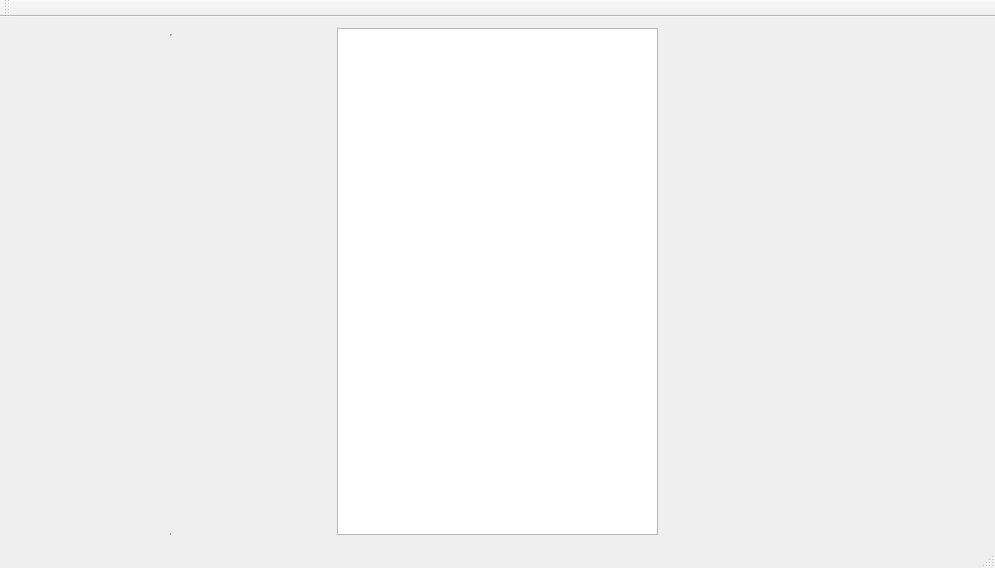
Above: programs/KJVCanOpener/KJVCanOpener.ui from dewhisna/KingJamesPureBibleSearch before the change. Below: the same form after it.
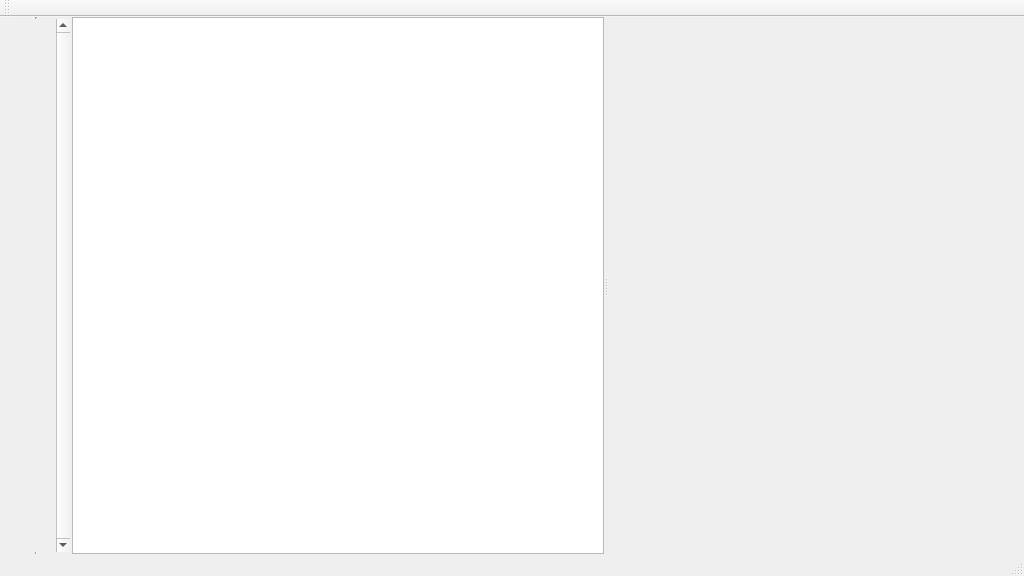
That is the form after the change. Custom widgets are drawn as their Qt base class.

Commit message: Ugh!  Finally got the stupid QScrollArea to work.  The secret is that you have to set its size to the proper size hint AND call setMinimumSize on its contained widget every time the size of your layout changes! Also rolled up CRefCountCalc for relative counting, since we were doing that stuff all over the place. Cleaned up the main KJVBrowser structure and signals. Added an icon and rc resource file.  Though for some reason QtCreator won't properly compile it.  You have to do it at the command line.  Got to figure that one out still.

The edit to the form file:
```diff
--- a/programs/KJVCanOpener/KJVCanOpener.ui
+++ b/programs/KJVCanOpener/KJVCanOpener.ui
@@ -6,8 +6,8 @@
    <rect>
     <x>0</x>
     <y>0</y>
-    <width>995</width>
-    <height>568</height>
+    <width>1024</width>
+    <height>576</height>
    </rect>
   </property>
   <property name="windowTitle">
@@ -15,17 +15,16 @@
   </property>
   <widget class="QWidget" name="centralWidget">
    <layout class="QGridLayout" name="gridLayout">
+    <property name="margin">
+     <number>0</number>
+    </property>
+    <property name="spacing">
+     <number>0</number>
+    </property>
     <item row="0" column="0">
-     <layout class="QHBoxLayout" name="horizontalLayout">
-      <item>
-       <layout class="QVBoxLayout" name="verticalLayout">
-        <item>
-         <widget class="CKJVSearchPhraseEdit" name="widgetPhraseEdit" native="true"/>
-        </item>
-        <item>
          <widget class="QScrollArea" name="scrollAreaSearchPhrases">
           <property name="sizePolicy">
-           <sizepolicy hsizetype="Expanding" vsizetype="Expanding">
+       <sizepolicy hsizetype="Preferred" vsizetype="Expanding">
             <horstretch>0</horstretch>
             <verstretch>0</verstretch>
            </sizepolicy>
@@ -34,7 +33,7 @@
            <enum>QFrame::VLine</enum>
           </property>
           <property name="verticalScrollBarPolicy">
-           <enum>Qt::ScrollBarAsNeeded</enum>
+       <enum>Qt::ScrollBarAlwaysOn</enum>
           </property>
           <property name="horizontalScrollBarPolicy">
            <enum>Qt::ScrollBarAlwaysOff</enum>
@@ -50,29 +49,53 @@
             <rect>
              <x>0</x>
              <y>0</y>
-             <width>317</width>
-             <height>478</height>
-            </rect>
-           </property>
+         <width>41</width>
+         <height>524</height>
+        </rect>
+       </property>
+       <property name="sizePolicy">
+        <sizepolicy hsizetype="Preferred" vsizetype="Expanding">
+         <horstretch>0</horstretch>
+         <verstretch>0</verstretch>
+        </sizepolicy>
+       </property>
           </widget>
          </widget>
         </item>
-       </layout>
-      </item>
-      <item>
-       <widget class="QListView" name="listViewSearchResults"/>
-      </item>
-      <item>
+    <item row="0" column="1">
+     <widget class="QSplitter" name="splitter">
+      <property name="orientation">
+       <enum>Qt::Horizontal</enum>
+      </property>
+      <property name="childrenCollapsible">
+       <bool>false</bool>
+      </property>
+      <widget class="QListView" name="listViewSearchResults">
+       <property name="sizePolicy">
+        <sizepolicy hsizetype="Expanding" vsizetype="Expanding">
+         <horstretch>10</horstretch>
+         <verstretch>0</verstretch>
+        </sizepolicy>
+       </property>
+       <property name="editTriggers">
+        <set>QAbstractItemView::NoEditTriggers</set>
+       </property>
+       <property name="showDropIndicator" stdset="0">
+        <bool>false</bool>
+       </property>
+       <property name="layoutMode">
+        <enum>QListView::Batched</enum>
+       </property>
+      </widget>
        <widget class="CKJVBrowser" name="widgetKJVBrowser" native="true">
         <property name="sizePolicy">
          <sizepolicy hsizetype="Expanding" vsizetype="Expanding">
-          <horstretch>0</horstretch>
+         <horstretch>20</horstretch>
           <verstretch>0</verstretch>
          </sizepolicy>
         </property>
        </widget>
-      </item>
-     </layout>
+     </widget>
     </item>
    </layout>
   </widget>
@@ -104,12 +127,6 @@
    <header location="global">KJVBrowser.h</header>
    <container>1</container>
   </customwidget>
-  <customwidget>
-   <class>CKJVSearchPhraseEdit</class>
-   <extends>QWidget</extends>
-   <header location="global">KJVSearchPhraseEdit.h</header>
-   <container>1</container>
-  </customwidget>
  </customwidgets>
  <resources/>
  <connections/>
```
Left out of the diff: 2 changed lines with no effect on the pictures. Lines whose indentation alone changed are shown as unchanged. The commit also changes 25 other files.
